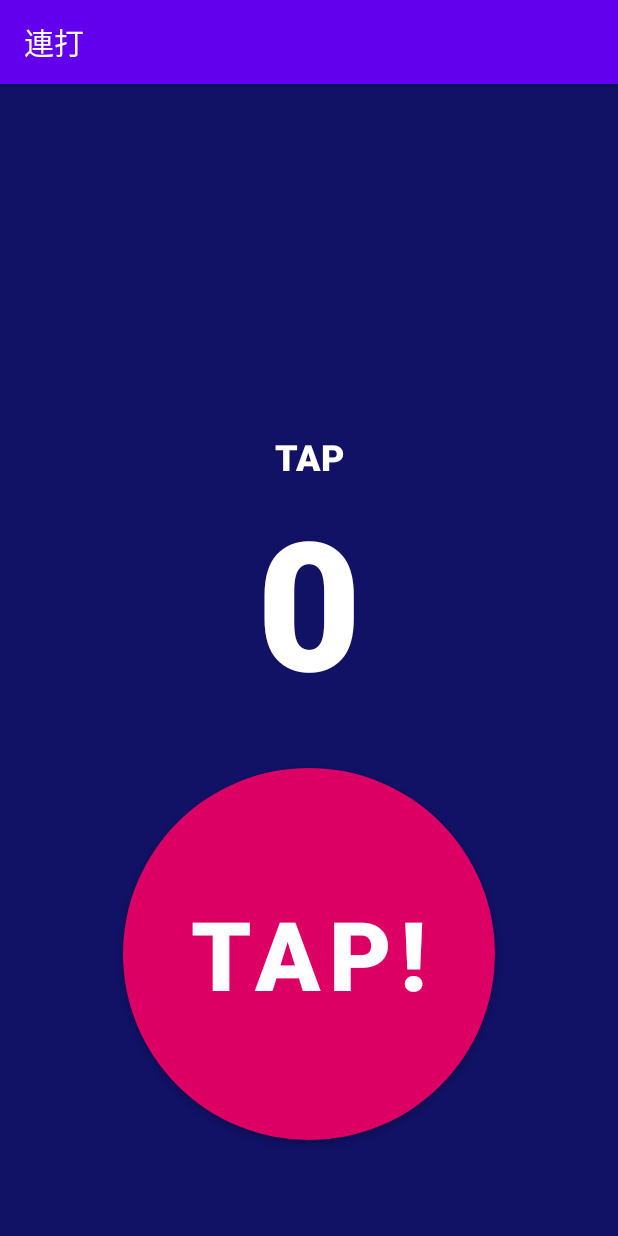
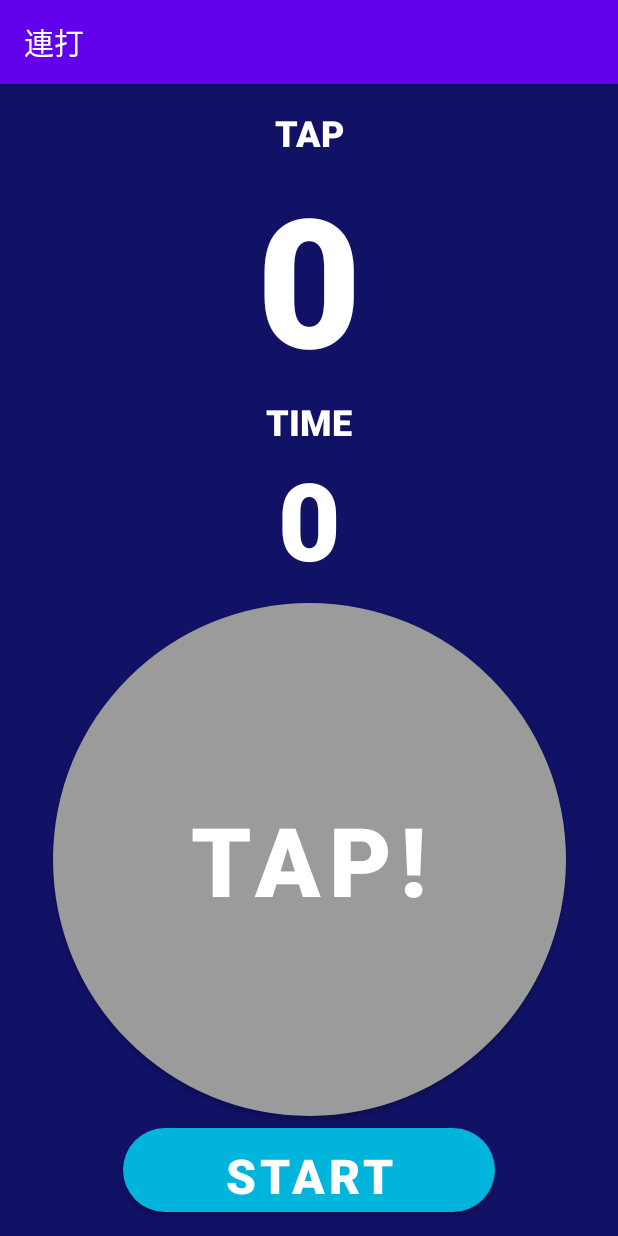
Before and after one commit to leaf-yamamoto/renda, an Android app: the screen it shows after launch (MainActivity), on a phone screen of 412 x 824 dp. Run offline under Robolectric (Android 15) with nearby library versions, the phone set to English and light mode, and no system bars.

Commit message:
変更した内容をメモ

```diff
--- a/app/build.gradle
+++ b/app/build.gradle
@@ -9,6 +9,7 @@ android {
     buildToolsVersion "30.0.3"
 
     defaultConfig {
+        multiDexEnabled true
         applicationId "app.yamamoto.leaf.renda"
         minSdkVersion 21
         targetSdkVersion 30
@@ -35,6 +36,7 @@ android {
 
 dependencies {
 
+    implementation 'com.android.support:multidex:1.0.0'
     implementation "org.jetbrains.kotlin:kotlin-stdlib:$kotlin_version"
     implementation 'androidx.core:core-ktx:1.3.2'
     implementation 'androidx.appcompat:appcompat:1.2.0'
--- a/app/src/main/java/app/yamamoto/leaf/renda/MainActivity.kt
+++ b/app/src/main/java/app/yamamoto/leaf/renda/MainActivity.kt
@@ -1,25 +1,54 @@
 package app.yamamoto.leaf.renda
 
+import android.content.IntentSender
 import androidx.appcompat.app.AppCompatActivity
 import android.os.Bundle
+import android.os.CountDownTimer
+import androidx.core.view.isVisible
 import kotlinx.android.synthetic.main.activity_main.*
 
 class MainActivity : AppCompatActivity() {
+    var second Int: = 10
+    var tapCount = 0
 
-    var tapCount = 0
+    val timer: CountDownTimer = object : CountDownTimer(10000, 10000) {
+        override fun onFinish() {
+            startButton.isVisible = true
+            tapButton.setBackgroundResource(R.drawable.background_rounded_circle_glay)
+            second = 10
+            tapCount = 0
+        }
+
+        override fun onTick(millisUntilFinished: Long) {
+            tapButton.setBackgroundResource(R.drawable.background_rounded_circle)
+            second -= 1
+            secondText.text = second.toString()
+
+        }
+
+    }
 
 
     override fun onCreate(savedInstanceState: Bundle?) {
         super.onCreate(savedInstanceState)
         setContentView(R.layout.activity_main)
 
-        tapButton.setOnClickListener{
-
-            tapCount = tapCount +1
+        startButton.setOnClickListener {
 
             countText.text = tapCount.toString()
+            startButton.isVisible = false
 
+            timer.start()
         }
 
+        tapButton.setOnClickListener {
+
+            if (second < 10) {
+
+                tapCount = tapCount + 1
+                countText.text = tapCount.toString()
+
+            }
+        }
     }
 }
--- /dev/null
+++ b/app/src/main/res/drawable/background_rounded_circle_glay.xml
@@ -0,0 +1,10 @@
+<?xml version="1.0" encoding="utf-8"?>
+<selector xmlns:android="http://schemas.android.com/apk/res/android">
+    <item>
+        <shape android:shape="oval">
+            <solid android:color="#FF9B9B9B"/>
+
+        </shape>
+    </item>
+
+</selector>
--- /dev/null
+++ b/app/src/main/res/drawable/background_rounded_corners.xml
@@ -0,0 +1,16 @@
+<?xml version="1.0" encoding="utf-8"?>
+<selector xmlns:android="http://schemas.android.com/apk/res/android">
+
+    <item>
+        <shape android:shape="rectangle">
+
+            <solid android:color="#FF00B4DC"/>
+
+            <corners android:radius="40dp"/>
+
+
+        </shape>
+
+
+    </item>
+</selector>
--- a/app/src/main/res/layout/activity_main.xml
+++ b/app/src/main/res/layout/activity_main.xml
@@ -10,40 +10,82 @@
     <TextView
         android:id="@+id/tapLabelText"
         android:layout_width="wrap_content"
-        android:layout_height="32dp"
+        android:layout_height="wrap_content"
+        android:layout_marginTop="16dp"
         android:fontFamily="sans-serif-black"
         android:text="TAP"
         android:textColor="#FFFFFF"
         android:textSize="24sp"
         app:layout_constraintBottom_toTopOf="@+id/countText"
         app:layout_constraintEnd_toEndOf="parent"
-        app:layout_constraintStart_toStartOf="parent" />
+        app:layout_constraintStart_toStartOf="parent"
+        app:layout_constraintTop_toTopOf="parent" />
 
     <TextView
         android:id="@+id/countText"
         android:layout_width="wrap_content"
         android:layout_height="wrap_content"
-        android:layout_marginBottom="32dp"
         android:fontFamily="sans-serif-black"
         android:text="0"
         android:textColor="#FFFFFF"
         android:textSize="120sp"
-        app:layout_constraintBottom_toTopOf="@+id/tapButton"
         app:layout_constraintEnd_toEndOf="parent"
-        app:layout_constraintStart_toStartOf="parent" />
+        app:layout_constraintStart_toStartOf="parent"
+        app:layout_constraintTop_toBottomOf="@+id/tapLabelText" />
+
+    <TextView
+        android:id="@+id/timeLabelText"
+        android:layout_width="wrap_content"
+        android:layout_height="wrap_content"
+        android:fontFamily="sans-serif-black"
+        android:gravity="center"
+        android:text="TIME"
+        android:textColor="#FFFFFF"
+        android:textSize="24sp"
+        app:layout_constraintEnd_toEndOf="parent"
+        app:layout_constraintStart_toStartOf="parent"
+        app:layout_constraintTop_toBottomOf="@+id/countText" />
+
+    <TextView
+        android:id="@+id/secondText"
+        android:layout_width="wrap_content"
+        android:layout_height="wrap_content"
+        android:fontFamily="sans-serif-black"
+        android:text="0"
+        android:textColor="#FFFFFF"
+        android:textSize="72sp"
+        app:layout_constraintEnd_toEndOf="parent"
+        app:layout_constraintStart_toStartOf="parent"
+        app:layout_constraintTop_toBottomOf="@+id/timeLabelText" />
 
     <Button
         android:id="@+id/tapButton"
-        android:layout_width="248sp"
-        android:layout_height="248sp"
-        android:layout_marginBottom="64dp"
-        android:background="@drawable/background_rounded_circle"
-        android:backgroundTint="#DC0064"
+        android:layout_width="0dp"
+        android:layout_height="0dp"
+        android:layout_marginTop="8dp"
+        android:layout_marginBottom="8dp"
+        android:background="@drawable/background_rounded_circle_glay"
         android:fontFamily="sans-serif-black"
         android:text="Tap!"
         android:textColor="#FFFFFF"
         android:textSize="64sp"
-        app:backgroundTint="#DC0064"
+        app:backgroundTint="#FF9B9B9B"
+        app:layout_constraintBottom_toTopOf="@+id/startButton"
+        app:layout_constraintDimensionRatio="1"
+        app:layout_constraintEnd_toEndOf="parent"
+        app:layout_constraintStart_toStartOf="parent"
+        app:layout_constraintTop_toBottomOf="@+id/secondText" />
+
+    <Button
+        android:id="@+id/startButton"
+        android:layout_width="248dp"
+        android:layout_height="56dp"
+        android:layout_marginBottom="16dp"
+        android:background="@drawable/background_rounded_corners"
+        android:fontFamily="sans-serif-black"
+        android:text="START"
+        android:textSize="32sp"
+        app:backgroundTint="#FF00B4DC"
         app:layout_constraintBottom_toBottomOf="parent"
         app:layout_constraintEnd_toEndOf="parent"
         app:layout_constraintStart_toStartOf="parent" />
```
